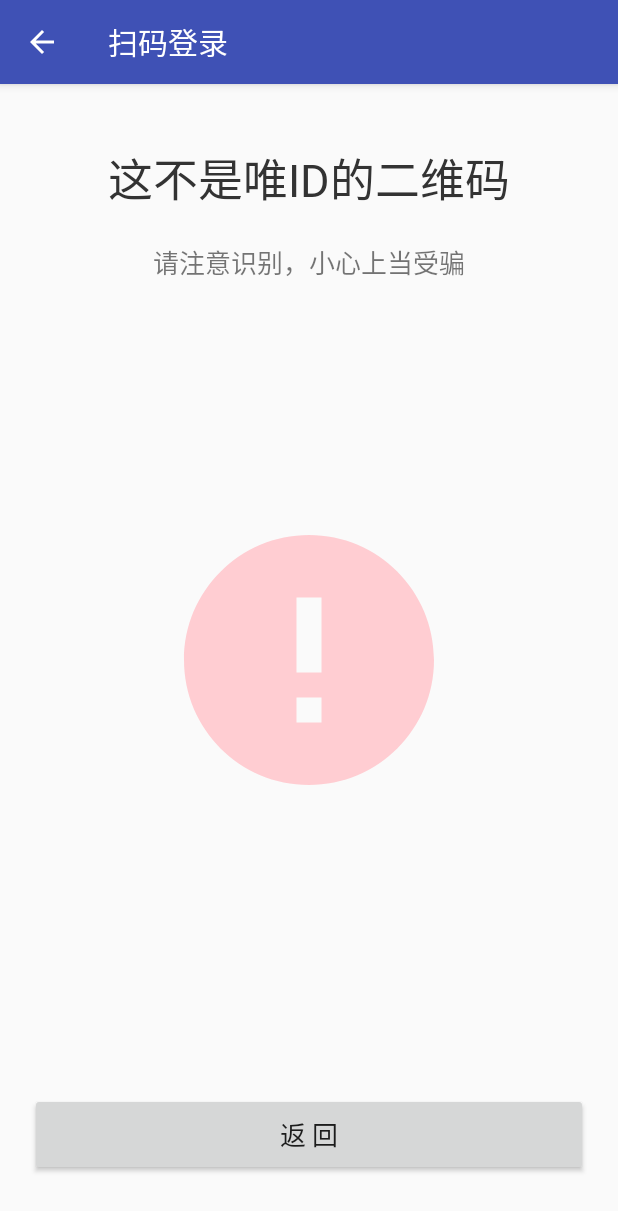
After one commit to onlyid/onlyid-app-android, an Android app: the AuthorizeActivity screen opened directly, with no data from a screen before it, on a phone screen of 412 x 824 dp. The commit adds this screen. Shown: the top 1211 px of the screen. Run offline under Robolectric (Android 15) with nearby library versions, the phone set to English and light mode, and no system bars.

Commit message:
feat: 如果扫描的不是唯ID的二维码，给出提示

```diff
--- a/app/src/main/AndroidManifest.xml
+++ b/app/src/main/AndroidManifest.xml
@@ -6,6 +6,7 @@
     <uses-permission android:name="android.permission.INTERNET" />
     <uses-permission android:name="android.permission.ACCESS_NETWORK_STATE" />
     <uses-permission android:name="android.permission.CAMERA" />
+    <uses-permission android:name="android.permission.VIBRATE" />
 
     <application
         android:name=".MyApplication"
@@ -15,6 +16,10 @@
         android:theme="@style/AppTheme"
         android:usesCleartextTraffic="true"
         tools:targetApi="m">
+        <activity
+            android:name=".scan_login.AuthorizeActivity"
+            android:label="扫码登录"
+            android:screenOrientation="portrait" />
         <activity
             android:name=".user_info.EditPasswordActivity"
             android:label="修改密码"
--- /dev/null
+++ b/app/src/main/java/net/onlyid/scan_login/AuthorizeActivity.java
@@ -0,0 +1,43 @@
+package net.onlyid.scan_login;
+
+import android.os.Bundle;
+import android.util.Log;
+import android.view.MenuItem;
+import android.view.View;
+
+import androidx.annotation.NonNull;
+import androidx.appcompat.app.AppCompatActivity;
+
+import net.onlyid.databinding.ActivityAuthorizeBinding;
+
+public class AuthorizeActivity extends AppCompatActivity {
+    static final String TAG = AuthorizeActivity.class.getSimpleName();
+    ActivityAuthorizeBinding binding;
+
+    @Override
+    protected void onCreate(Bundle savedInstanceState) {
+        super.onCreate(savedInstanceState);
+        binding = ActivityAuthorizeBinding.inflate(getLayoutInflater());
+        setContentView(binding.getRoot());
+
+        getSupportActionBar().setDisplayHomeAsUpEnabled(true);
+
+        String result = getIntent().getStringExtra("result");
+        Log.d(TAG, "onCreate: " + result);
+    }
+
+    @Override
+    public boolean onOptionsItemSelected(@NonNull MenuItem item) {
+        switch (item.getItemId()) {
+            case android.R.id.home:
+                finish();
+                return true;
+            default:
+                return false;
+        }
+    }
+
+    public void back(View v) {
+        finish();
+    }
+}
--- /dev/null
+++ b/app/src/main/res/drawable/ic_baseline_error_24.xml
@@ -0,0 +1,10 @@
+<vector xmlns:android="http://schemas.android.com/apk/res/android"
+    android:width="24dp"
+    android:height="24dp"
+    android:tint="#ffcdd2"
+    android:viewportWidth="24"
+    android:viewportHeight="24">
+    <path
+        android:fillColor="@android:color/white"
+        android:pathData="M12,2C6.48,2 2,6.48 2,12s4.48,10 10,10 10,-4.48 10,-10S17.52,2 12,2zM13,17h-2v-2h2v2zM13,13h-2L11,7h2v6z" />
+</vector>
--- /dev/null
+++ b/app/src/main/res/layout/activity_authorize.xml
@@ -0,0 +1,50 @@
+<?xml version="1.0" encoding="utf-8"?>
+<RelativeLayout xmlns:android="http://schemas.android.com/apk/res/android"
+    xmlns:tools="http://schemas.android.com/tools"
+    android:layout_width="match_parent"
+    android:layout_height="match_parent"
+    android:padding="20dp"
+    tools:context=".scan_login.AuthorizeActivity"
+    tools:ignore="HardcodedText">
+
+    <LinearLayout
+        android:layout_width="wrap_content"
+        android:layout_height="wrap_content"
+        android:layout_centerHorizontal="true"
+        android:layout_marginTop="20dp"
+        android:orientation="vertical">
+
+        <TextView
+            android:layout_width="wrap_content"
+            android:layout_height="wrap_content"
+            android:text="这不是唯ID的二维码"
+            android:textColor="@color/text_color"
+            android:textSize="30sp" />
+
+        <TextView
+            android:layout_width="wrap_content"
+            android:layout_height="wrap_content"
+            android:layout_gravity="center_horizontal"
+            android:layout_marginTop="20dp"
+            android:text="请注意识别，小心上当受骗"
+            android:textSize="@dimen/text3" />
+
+    </LinearLayout>
+
+    <ImageView
+        android:layout_width="200dp"
+        android:layout_height="200dp"
+        android:layout_centerInParent="true"
+        android:contentDescription="error icon"
+        android:src="@drawable/ic_baseline_error_24" />
+
+    <Button
+        android:layout_width="match_parent"
+        android:layout_height="55dp"
+        android:layout_alignParentBottom="true"
+        android:layout_marginBottom="20dp"
+        android:onClick="back"
+        android:text="返 回"
+        android:textSize="@dimen/text3" />
+
+</RelativeLayout>
```
Also changed, not shown: app/src/main/java/net/onlyid/scan_login/ScanLoginActivity.java (+48 -14 lines), 1 other file.
